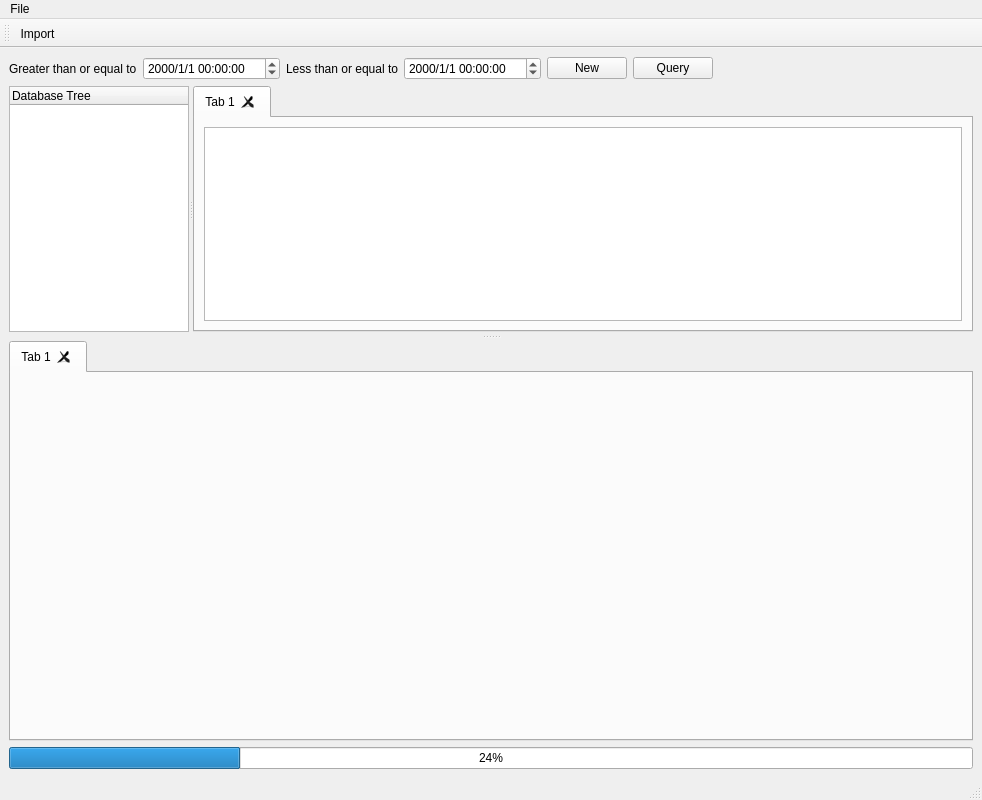
Before: the Qt Designer form resource/ui/Main.ui in XOB-CN/LogTools, drawn with Qt 5.
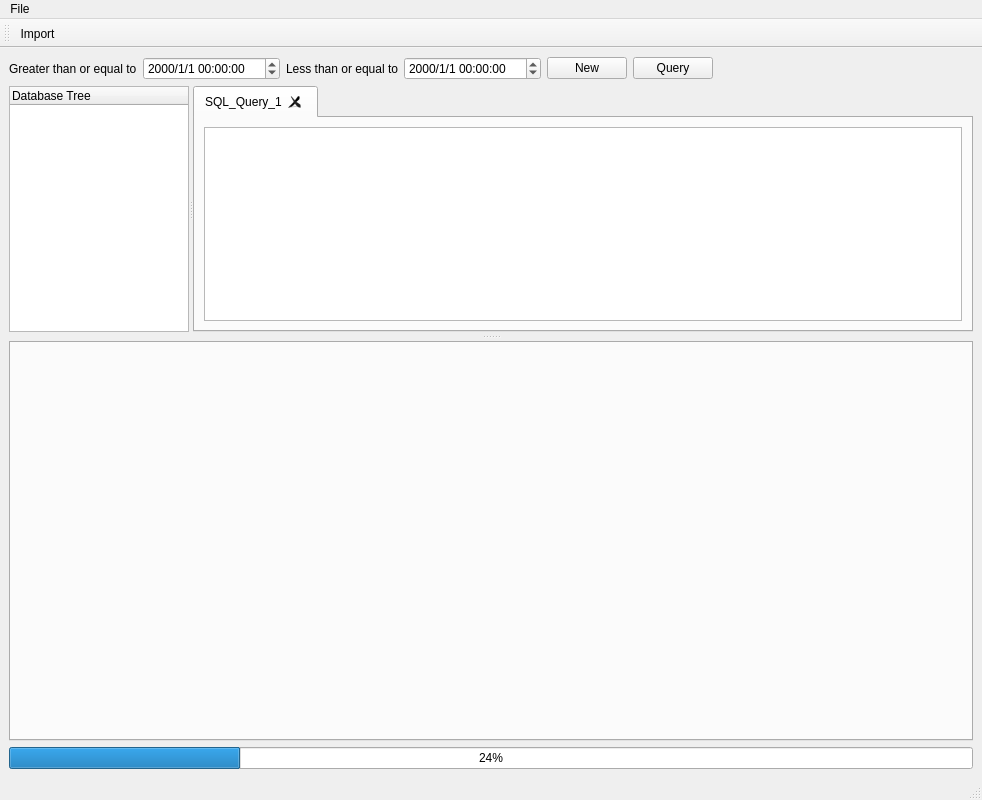
After: the same form once the commit is applied.

Commit message: coding QtableView function

What changed in the file:
```diff
--- a/resource/ui/Main.ui
+++ b/resource/ui/Main.ui
@@ -129,7 +129,7 @@
         </property>
         <widget class="QWidget" name="tab_1">
          <attribute name="title">
-          <string>Tab 1</string>
+          <string>SQL_Query_1</string>
          </attribute>
          <layout class="QGridLayout" name="gridLayout_2">
           <item row="0" column="0">
@@ -162,11 +162,6 @@
        <property name="tabBarAutoHide">
         <bool>false</bool>
        </property>
-       <widget class="QWidget" name="tab_3">
-        <attribute name="title">
-         <string>Tab 1</string>
-        </attribute>
-       </widget>
       </widget>
      </widget>
     </item>
```
Left out of the diff: 21 changed lines with no effect on the pictures. The commit also changes 2 other files.
